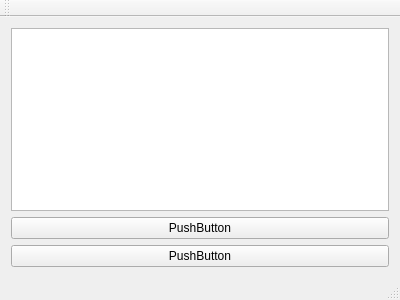
Before: the Qt Designer form front/mainwindow.ui in SamuelShokry/kenken, drawn with Qt 5.
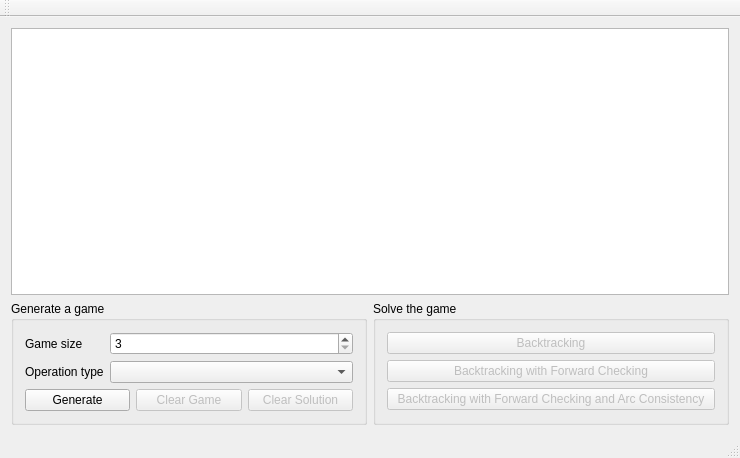
After: the same form once the commit is applied. Custom widgets are drawn as their Qt base class.

Diff of the .ui file:
```diff
--- a/front/mainwindow.ui
+++ b/front/mainwindow.ui
@@ -6,31 +6,146 @@
    <rect>
     <x>0</x>
     <y>0</y>
-    <width>400</width>
-    <height>300</height>
+    <width>740</width>
+    <height>458</height>
    </rect>
   </property>
   <property name="windowTitle">
    <string>MainWindow</string>
   </property>
   <widget class="QWidget" name="centralWidget">
-   <layout class="QVBoxLayout" name="verticalLayout">
+   <layout class="QVBoxLayout" name="verticalLayout_3">
     <item>
      <widget class="GameView" name="graphicsView"/>
     </item>
     <item>
-     <widget class="QPushButton" name="pushButton">
-      <property name="text">
-       <string>PushButton</string>
-      </property>
-     </widget>
-    </item>
-    <item>
-     <widget class="QPushButton" name="pushButton_2">
-      <property name="text">
-       <string>PushButton</string>
-      </property>
-     </widget>
+     <layout class="QHBoxLayout" name="horizontalLayout">
+      <item>
+       <widget class="QGroupBox" name="generateGB">
+        <property name="title">
+         <string>Generate a game</string>
+        </property>
+        <layout class="QVBoxLayout" name="verticalLayout">
+         <item>
+          <layout class="QFormLayout" name="formLayout">
+           <item row="0" column="0">
+            <widget class="QLabel" name="gameSizeLabel">
+             <property name="text">
+              <string>Game size</string>
+             </property>
+            </widget>
+           </item>
+           <item row="0" column="1">
+            <widget class="QSpinBox" name="gameSizeSpinBox">
+             <property name="minimum">
+              <number>3</number>
+             </property>
+             <property name="maximum">
+              <number>9</number>
+             </property>
+            </widget>
+           </item>
+           <item row="1" column="0">
+            <widget class="QLabel" name="operationTypeLabel">
+             <property name="text">
+              <string>Operation type</string>
+             </property>
+            </widget>
+           </item>
+           <item row="1" column="1">
+            <widget class="QComboBox" name="operationTypeComboBox"/>
+           </item>
+          </layout>
+         </item>
+         <item>
+          <layout class="QHBoxLayout" name="horizontalLayout_2">
+           <item>
+            <widget class="QPushButton" name="generatePB">
+             <property name="text">
+              <string>Generate</string>
+             </property>
+             <property name="autoRepeat">
+              <bool>true</bool>
+             </property>
+            </widget>
+           </item>
+           <item>
+            <widget class="QPushButton" name="clearGamePB">
+             <property name="enabled">
+              <bool>false</bool>
+             </property>
+             <property name="sizePolicy">
+              <sizepolicy hsizetype="Minimum" vsizetype="Maximum">
+               <horstretch>0</horstretch>
+               <verstretch>30</verstretch>
+              </sizepolicy>
+             </property>
+             <property name="text">
+              <string>Clear Game</string>
+             </property>
+             <property name="default">
+              <bool>false</bool>
+             </property>
+             <property name="flat">
+              <bool>false</bool>
+             </property>
+            </widget>
+           </item>
+           <item>
+            <widget class="QPushButton" name="clearSolnPB">
+             <property name="enabled">
+              <bool>false</bool>
+             </property>
+             <property name="text">
+              <string>Clear Solution</string>
+             </property>
+            </widget>
+           </item>
+          </layout>
+         </item>
+        </layout>
+       </widget>
+      </item>
+      <item>
+       <widget class="QGroupBox" name="solveGB">
+        <property name="title">
+         <string>Solve the game</string>
+        </property>
+        <layout class="QVBoxLayout" name="verticalLayout_2">
+         <item>
+          <widget class="QPushButton" name="backtrackingPB">
+           <property name="enabled">
+            <bool>false</bool>
+           </property>
+           <property name="text">
+            <string>Backtracking</string>
+           </property>
+          </widget>
+         </item>
+         <item>
+          <widget class="QPushButton" name="forwardPB">
+           <property name="enabled">
+            <bool>false</bool>
+           </property>
+           <property name="text">
+            <string>Backtracking with Forward Checking</string>
+           </property>
+          </widget>
+         </item>
+         <item>
+          <widget class="QPushButton" name="arcPB">
+           <property name="enabled">
+            <bool>false</bool>
+           </property>
+           <property name="text">
+            <string>Backtracking with Forward Checking and Arc Consistency</string>
+           </property>
+          </widget>
+         </item>
+        </layout>
+       </widget>
+      </item>
+     </layout>
     </item>
    </layout>
   </widget>
```
Left out of the diff: 4 changed lines with no effect on the pictures.
